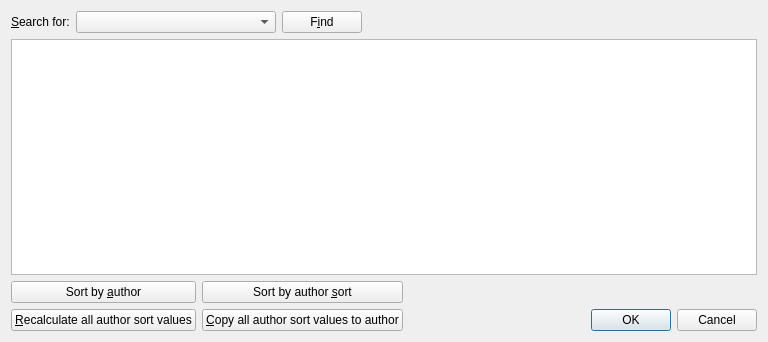
The window that src/calibre/gui2/dialogs/edit_authors_dialog.ui (kovidgoyal/calibre) describes before a commit, drawn with Qt 5.
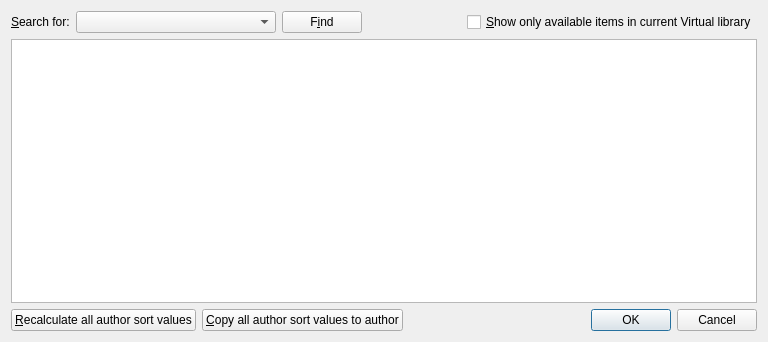
The same window after the commit. Custom widgets are drawn as their Qt base class.

Commit message: Enhancement #1878940: allow restricting manage authors to the current virtual library. Other improvements: - Get rid of sort buttons, instead sorting by clicking on the header - Support sorting by the author link column - Add an "edited" icon to any cell that has been changed

```diff
--- a/src/calibre/gui2/dialogs/edit_authors_dialog.ui
+++ b/src/calibre/gui2/dialogs/edit_authors_dialog.ui
@@ -62,6 +62,18 @@
        </property>
       </spacer>
      </item>
+     <item>
+      <widget class="QCheckBox" name="apply_vl_checkbox">
+       <property name="toolTip">
+        <string>&lt;p&gt;Show authors only if they appear in the
+          current Virtual library. Edits already done may be hidden but will
+          not be forgotten.&lt;/p&gt;</string>
+       </property>
+       <property name="text">
+        <string>&amp;Show only available items in current Virtual library</string>
+       </property>
+      </widget>
+     </item>
     </layout>
    </item>
    <item>
@@ -79,20 +91,6 @@
    </item>
    <item>
     <layout class="QGridLayout">
-     <item row="0" column="0">
-      <widget class="QPushButton" name="sort_by_author">
-       <property name="text">
-        <string>Sort by &amp;author</string>
-       </property>
-      </widget>
-     </item>
-     <item row="0" column="1">
-      <widget class="QPushButton" name="sort_by_author_sort">
-       <property name="text">
-        <string>Sort by author &amp;sort</string>
-       </property>
-      </widget>
-     </item>
      <item row="1" column="0">
       <widget class="QPushButton" name="recalc_author_sort">
        <property name="toolTip">
```
The commit also changes 3 other files.
